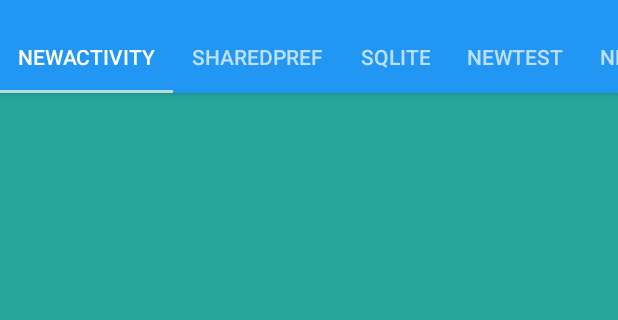
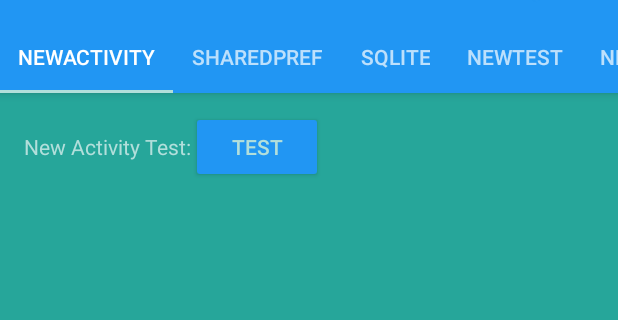
Before and after one commit to AdamSHurwitz/Hacking_Environment, an Android app: the screen it shows after launch (MainActivity), on a phone screen of 412 x 824 dp, the part 63-383 px from its top. Run offline under Robolectric (Android 15) with nearby library versions, the phone set to English and light mode, and no system bars.

Commit message:
DrawerView: added activity padding

```diff
--- a/app/src/main/res/layout/new_activity_test.xml
+++ b/app/src/main/res/layout/new_activity_test.xml
@@ -6,7 +6,7 @@
     android:paddingBottom="@dimen/activity_vertical_margin"
     android:paddingLeft="@dimen/activity_horizontal_margin"
     android:paddingRight="@dimen/activity_horizontal_margin"
-    android:paddingTop="50dp"
+    android:paddingTop="116dp"
     tools:context=".NewTestFragment">
 
     <!-- New Activity Test -->
--- a/app/src/main/res/layout/shared_pref_test.xml
+++ b/app/src/main/res/layout/shared_pref_test.xml
@@ -6,7 +6,7 @@
     android:paddingBottom="@dimen/activity_vertical_margin"
     android:paddingLeft="@dimen/activity_horizontal_margin"
     android:paddingRight="@dimen/activity_horizontal_margin"
-    android:paddingTop="50dp"
+    android:paddingTop="116dp"
     tools:context=".MainActivityFragment">
 
     <!-- SharedPref Test -->
--- a/app/src/main/res/layout/sqlite_test.xml
+++ b/app/src/main/res/layout/sqlite_test.xml
@@ -6,7 +6,7 @@
     android:paddingBottom="@dimen/activity_vertical_margin"
     android:paddingLeft="@dimen/activity_horizontal_margin"
     android:paddingRight="@dimen/activity_horizontal_margin"
-    android:paddingTop="50dp"
+    android:paddingTop="116dp"
     tools:context=".MainActivityFragment">
 
     <!-- SQL Test -->
--- a/app/src/main/res/menu/drawer.xml
+++ b/app/src/main/res/menu/drawer.xml
@@ -17,7 +17,7 @@
         </item>
         <item
             android:id="@+id/navigation_subheader2"
-            android:title="@string/navigation_subheader">
+            android:title="@string/navigation_subheader2">
             <menu>
                 <item
                     android:id="@+id/navigation_sub_item_3"
--- a/app/src/main/res/values/strings.xml
+++ b/app/src/main/res/values/strings.xml
@@ -34,6 +34,7 @@
     <string name="navigation_subheader">SUBHEADER</string>
     <string name="navigation_sub_item_1">Item 1</string>
     <string name="navigation_sub_item_2">Item 2</string>
+    <string name="navigation_subheader2">SUBHEADER 2</string>
 
     <!-- New Test -->
     <string name="new_test"> Nuevo Testo </string>
--- a/app/src/main/res/values/styles.xml
+++ b/app/src/main/res/values/styles.xml
@@ -10,8 +10,10 @@
         <item name="colorPrimary">#2196F3</item>
         <!-- color of statusbar (use 700 color) -->
         <item name="colorPrimaryDark">#1976D2</item>
-        <!-- status bar to transparent -->
+        <!-- status bar color -->
         <item name="@android:statusBarColor">#1976D2</item>
+        <!-- status bar transparent-->
+        <item name="android:statusBarColor">@android:color/transparent</item>
         <!-- color of action bar text-->
         <item name="android:textColor">#B2DFDB</item>
         <!-- color of action bar menu text-->
@@ -36,7 +38,6 @@
         <!--background color of buttons-->
         <item name="colorButtonNormal">#2196F3</item>
 
-        <item name="android:statusBarColor">@android:color/transparent</item>
 
     </style>
 
```
